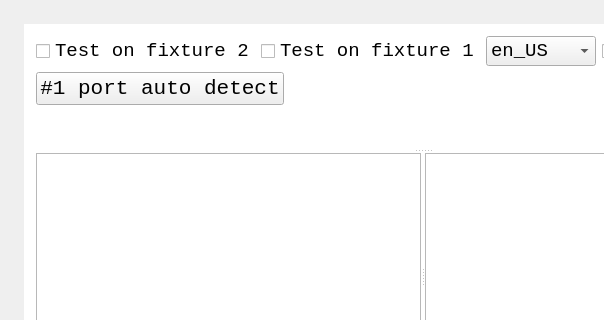
Qt form ui/design3.ui (EasonLu1222/readByYourself) before a commit; both pictures show x 0 to 604 and y 0 to 320 of the 846 by 509 pixel window.
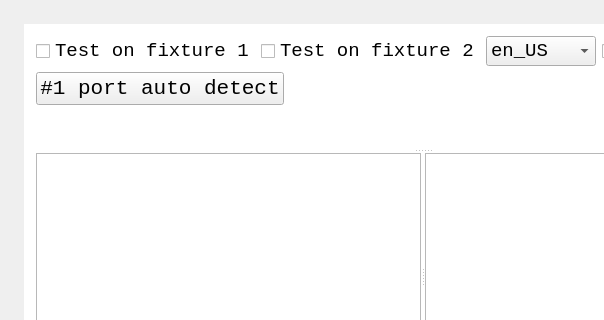
The same form after that commit. Custom widgets are drawn as their Qt base class.

Commit message: Fix incorrect order of fixture checkboxes

```diff
--- a/ui/design3.ui
+++ b/ui/design3.ui
@@ -55,7 +55,7 @@
            <item>
             <layout class="QHBoxLayout" name="horizontalLayout">
              <item>
-              <widget class="QCheckBox" name="checkBoxFx2">
+              <widget class="QCheckBox" name="checkBoxFx1">
                <property name="font">
                 <font>
                  <family>Courier New</family>
@@ -63,12 +63,12 @@
                 </font>
                </property>
                <property name="text">
-                <string>Test on fixture 2</string>
+                <string>Test on fixture 1</string>
                </property>
               </widget>
              </item>
              <item>
-              <widget class="QCheckBox" name="checkBoxFx1">
+              <widget class="QCheckBox" name="checkBoxFx2">
                <property name="font">
                 <font>
                  <family>Courier New</family>
@@ -76,7 +76,7 @@
                 </font>
                </property>
                <property name="text">
-                <string>Test on fixture 1</string>
+                <string>Test on fixture 2</string>
                </property>
               </widget>
              </item>
```
The commit also changes 1 other file.
